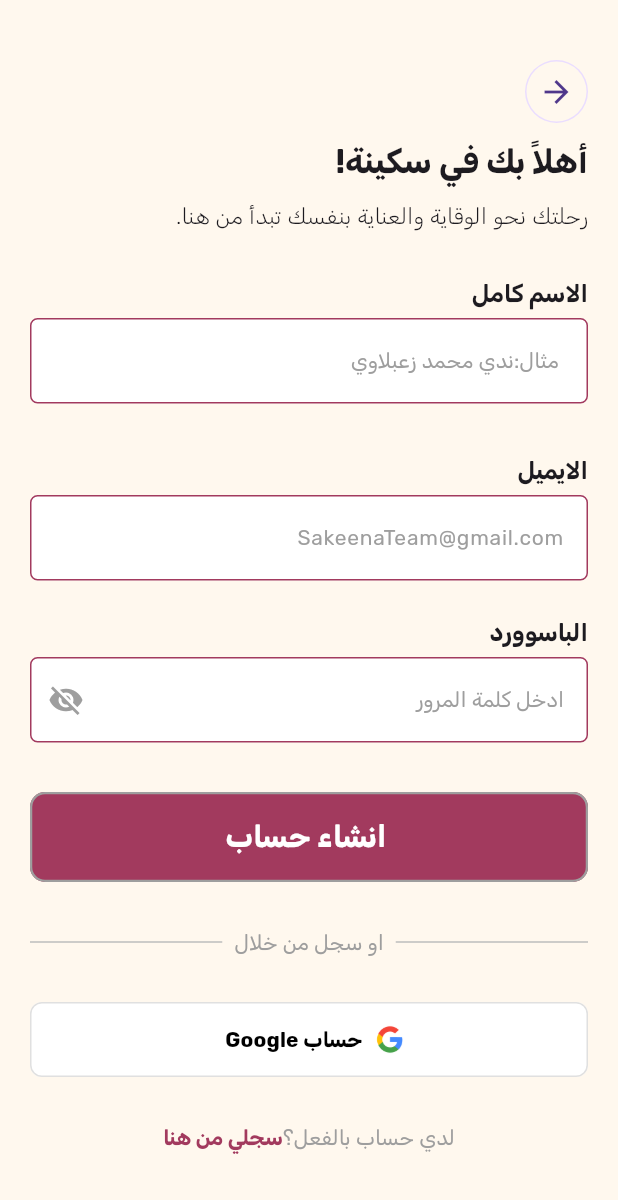
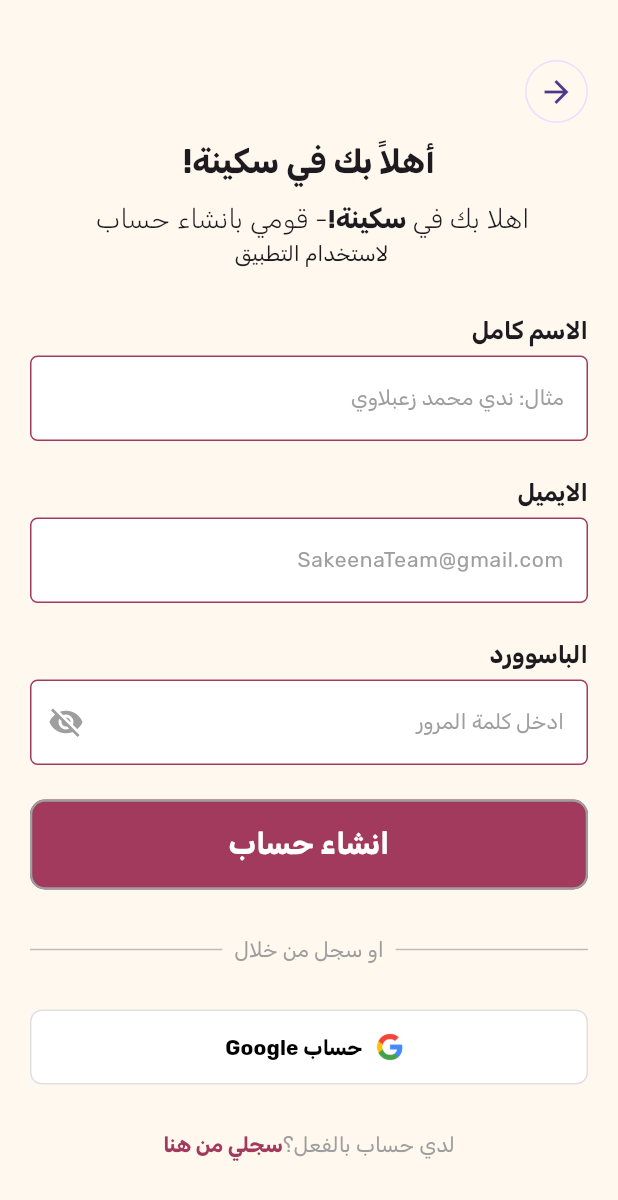
Before and after one commit to HamdiElsherpeni/sakeena_app, a Flutter app: the SinUpView screen opened by its route, on a phone screen of 412 x 824 dp. Shown: the top 1200 px of the screen. Run offline on Flutter 3.47's test engine with Material 3 defaults, Android fonts, the phone set to English and light mode, and no system bars; our stand-ins replace flutter_screenutil, go_router.

Commit message:
refact logiin and sin up

```diff
--- /dev/null
+++ b/lib/features/auth/presentation/view/widgets/custom_circle_avatar.dart
@@ -0,0 +1,24 @@
+import 'package:flutter/material.dart';
+import 'package:go_router/go_router.dart';
+import 'package:sakeena_app/core/resources/app_colors.dart';
+
+class CustomCircleAvatar extends StatelessWidget {
+  const CustomCircleAvatar({super.key});
+
+  @override
+  Widget build(BuildContext context) {
+    return  CircleAvatar(
+            radius: 21,
+            child: CircleAvatar(
+              radius: 20,
+              backgroundColor: AppColors.KprimaryColor,
+              child: IconButton(
+                onPressed: () {
+                  GoRouter.of(context).pop();
+                },
+                icon: Icon(Icons.arrow_back),
+              ),
+            ),
+          );
+  }
+}
--- /dev/null
+++ b/lib/features/auth/presentation/view/widgets/custom_wellcome_text_sin_up.dart
@@ -0,0 +1,42 @@
+import 'package:flutter/material.dart';
+
+class CustomWellcomeTextSinUp extends StatelessWidget {
+  const CustomWellcomeTextSinUp({super.key});
+
+  @override
+  Widget build(BuildContext context) {
+    return Column(
+      crossAxisAlignment: CrossAxisAlignment.center,
+      children: [
+        Text(
+          'أهلاً بك في سكينة!',
+          style: TextStyle(fontWeight: FontWeight.bold, fontSize: 22),
+          textAlign: TextAlign.right,
+        ),
+        const SizedBox(height: 10),
+
+        Row(
+          mainAxisAlignment: MainAxisAlignment.center,
+          children: [
+            Text(
+              'اهلا بك في',
+              style: TextStyle(fontWeight: FontWeight.w300, fontSize: 18),
+              textAlign: TextAlign.right,
+            ),
+            Text(
+              ' سكينة!',
+              style: TextStyle(fontWeight: FontWeight.bold, fontSize: 18),
+              textAlign: TextAlign.right,
+            ),
+            Text(
+              '- قومي بانشاء حساب ',
+              style: TextStyle(fontWeight: FontWeight.w300, fontSize: 18),
+              textAlign: TextAlign.right,
+            ),
+          ],
+        ),
+        Text('لاستخدام التطبيق '),
+      ],
+    );
+  }
+}
--- /dev/null
+++ b/lib/features/auth/presentation/view/widgets/sin_up_form.dart
@@ -0,0 +1,68 @@
+import 'package:flutter/material.dart';
+import 'package:sakeena_app/core/resources/app_colors.dart';
+import 'package:sakeena_app/core/widgets/coustem_eleveted_butten.dart';
+import 'package:sakeena_app/core/widgets/coustem_text_form_filed.dart';
+
+class SinUpForm extends StatelessWidget {
+  const SinUpForm({
+    super.key,
+    required this.nameController,
+    required this.emailController,
+    required this.passwordController,
+    required this.isObscure,
+    required this.toggleObscure,
+  });
+
+  final TextEditingController nameController;
+  final TextEditingController emailController;
+  final TextEditingController passwordController;
+  final bool isObscure;
+  final VoidCallback toggleObscure;
+
+  @override
+  Widget build(BuildContext context) {
+    return Column(
+      crossAxisAlignment: CrossAxisAlignment.start,
+      children: [
+        // الاسم
+        Text('الاسم كامل', style: TextStyle(fontWeight: FontWeight.bold, fontSize: 16)),
+        const SizedBox(height: 5),
+        CoustemTextFormFailed(
+          hent: 'مثال: ندي محمد زعبلاوي',
+          controller: nameController,
+        ),
+        const SizedBox(height: 20),
+
+        // الايميل
+        Text('الايميل', style: TextStyle(fontWeight: FontWeight.bold, fontSize: 16)),
+        const SizedBox(height: 5),
+        CoustemTextFormFailed(
+          hent: 'SakeenaTeam@gmail.com',
+          controller: emailController,
+        ),
+        const SizedBox(height: 20),
+
+        // الباسوورد
+        Text('الباسوورد', style: TextStyle(fontWeight: FontWeight.bold, fontSize: 16)),
+        const SizedBox(height: 5),
+        CoustemTextFormFailed(
+          hent: 'ادخل كلمة المرور',
+          obscure: isObscure,
+          controller: passwordController,
+          sufixIcon: IconButton(
+            icon: Icon(isObscure ? Icons.visibility_off : Icons.visibility, color: Colors.grey),
+            onPressed: toggleObscure,
+          ),
+        ),
+        const SizedBox(height: 20),
+
+        // زر انشاء الحساب
+        CoustemElevetedBoutten(
+          text: 'انشاء حساب',
+          backgroundcolor: AppColors.primary,
+          height: 60,
+        ),
+      ],
+    );
+  }
+}
--- a/lib/features/auth/presentation/view/widgets/sin_up_view_body.dart
+++ b/lib/features/auth/presentation/view/widgets/sin_up_view_body.dart
@@ -1,19 +1,20 @@
 import 'package:flutter/material.dart';
-import 'package:go_router/go_router.dart';
-import 'package:sakeena_app/core/widgets/coustem_eleveted_butten.dart';
-import 'package:sakeena_app/core/widgets/coustem_text_form_filed.dart';
 import 'package:sakeena_app/core/resources/app_colors.dart';
+import 'package:sakeena_app/features/auth/presentation/view/widgets/custom_circle_avatar.dart';
 import 'package:sakeena_app/features/auth/presentation/view/widgets/custom_googel_button.dart';
+import 'package:sakeena_app/features/auth/presentation/view/widgets/custom_wellcome_text_sin_up.dart';
+import 'package:sakeena_app/features/auth/presentation/view/widgets/sin_up_form.dart';
 
 class SinUpViewBody extends StatefulWidget {
   const SinUpViewBody({super.key});
 
   @override
-  State<SinUpViewBody> createState() => _LoginViewBodyState();
+  State<SinUpViewBody> createState() => _SinUpViewBodyState();
 }
 
-class _LoginViewBodyState extends State<SinUpViewBody> {
+class _SinUpViewBodyState extends State<SinUpViewBody> {
   bool isObscure = true;
+  final TextEditingController nameController = TextEditingController();
   final TextEditingController emailController = TextEditingController();
   final TextEditingController passwordController = TextEditingController();
 
@@ -24,116 +25,43 @@
       child: Column(
         crossAxisAlignment: CrossAxisAlignment.start,
         children: [
-          CircleAvatar(
-            radius: 21,
-            child: CircleAvatar(
-              radius: 20,
-              backgroundColor: AppColors.KprimaryColor,
-              child: IconButton(
-                onPressed: () {
-                  context.pop();
-                },
-                icon: Icon(Icons.arrow_back),
-              ),
-            ),
-          ),
+          CustomCircleAvatar(),
           const SizedBox(height: 10),
 
           // عنوان ترحيبي
-          Text(
-            'أهلاً بك في سكينة!',
-            style: TextStyle(fontWeight: FontWeight.bold, fontSize: 22),
-            textAlign: TextAlign.right,
-          ),
-          const SizedBox(height: 10),
-          Text(
-            'رحلتك نحو الوقاية والعناية بنفسك تبدأ من هنا.',
-            style: TextStyle(fontWeight: FontWeight.w300, fontSize: 15),
-            textAlign: TextAlign.right,
-          ),
+          CustomWellcomeTextSinUp(),
           const SizedBox(height: 30),
-          // الايميل
-          Text(
-            'الاسم كامل',
-            style: TextStyle(fontWeight: FontWeight.bold, fontSize: 16),
-          ),
-          const SizedBox(height: 5),
-          CoustemTextFormFailed(
-            hent: ' مثال:ندي محمد زعبلاوي',
-            controller: emailController,
+
+          // استدعاء الفورم
+          SinUpForm(
+            nameController: nameController,
+            emailController: emailController,
+            passwordController: passwordController,
+            isObscure: isObscure,
+            toggleObscure: () {
+              setState(() {
+                isObscure = !isObscure;
+              });
+            },
           ),
 
           const SizedBox(height: 30),
-          // الايميل
-          Text(
-            'الايميل',
-            style: TextStyle(fontWeight: FontWeight.bold, fontSize: 16),
-          ),
-          const SizedBox(height: 5),
-          CoustemTextFormFailed(
-            hent: 'SakeenaTeam@gmail.com',
-            controller: emailController,
-          ),
-
-          const SizedBox(height: 20),
-          // الباسوورد
-          Text(
-            'الباسوورد',
-            style: TextStyle(fontWeight: FontWeight.bold, fontSize: 16),
-          ),
-          const SizedBox(height: 5),
-          CoustemTextFormFailed(
-            hent: 'ادخل كلمة المرور',
-            obscure: isObscure,
-            controller: passwordController,
-            sufixIcon: IconButton(
-              icon: Icon(
-                isObscure ? Icons.visibility_off : Icons.visibility,
-                color: Colors.grey,
-              ),
-              onPressed: () {
-                setState(() {
-                  isObscure = !isObscure;
-                });
-              },
-            ),
-          ),
-
-          const SizedBox(height: 10),
-          // Forget Password
-
-
-          const SizedBox(height: 20),
-          CoustemElevetedBoutten(
-            text:' انشاء حساب',
-            backgroundcolor: AppColors.primary,
-            height: 60,
-          ),
-          // زر تسجيل الحساب
-          const SizedBox(height: 30),
-          // أو تسجيل الدخول عبر Google
+          // Divider + Google SignIn
           Row(
             children: [
-              Expanded(
-                child: Divider(color: Colors.grey.shade400, thickness: 1),
-              ),
+              Expanded(child: Divider(color: Colors.grey.shade400, thickness: 1)),
               Padding(
                 padding: const EdgeInsets.symmetric(horizontal: 8.0),
-                child: Text(
-                  'او سجل من خلال',
-                  style: TextStyle(color: Colors.grey),
-                ),
+                child: Text('او سجل من خلال', style: TextStyle(color: Colors.grey)),
               ),
-              Expanded(
-                child: Divider(color: Colors.grey.shade400, thickness: 1),
-              ),
+              Expanded(child: Divider(color: Colors.grey.shade400, thickness: 1)),
             ],
           ),
           const SizedBox(height: 30),
-
           CustomGoogelButton(),
           const SizedBox(height: 30),
-          // رابط انشاء حساب جديد
+
+          // رابط تسجيل الدخول
           Row(
             mainAxisAlignment: MainAxisAlignment.center,
             children: [
@@ -142,10 +70,7 @@
                 onTap: () {},
                 child: Text(
                   'سجلي من هنا',
-                  style: TextStyle(
-                    color: AppColors.primary,
-                    fontWeight: FontWeight.bold,
-                  ),
+                  style: TextStyle(color: AppColors.primary, fontWeight: FontWeight.bold),
                 ),
               ),
             ],
```
Also changed, not shown: lib/features/auth/presentation/view/widgets/custom_login_wellcom_text.dart (added, +34 -0 lines), lib/features/auth/presentation/view/widgets/log_in_form.dart (added, +69 -0 lines), lib/features/auth/presentation/view/widgets/login_view_body.dart (+22 -89 lines).
